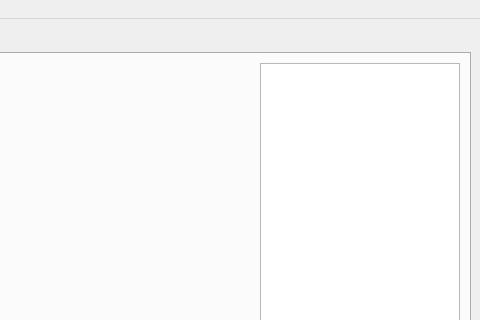
Qt form pygmin/gui/MainWindow.ui (pele-python/pele) before a commit; both pictures show x 359 to 839 and y 0 to 320 of the 839 by 623 pixel window.
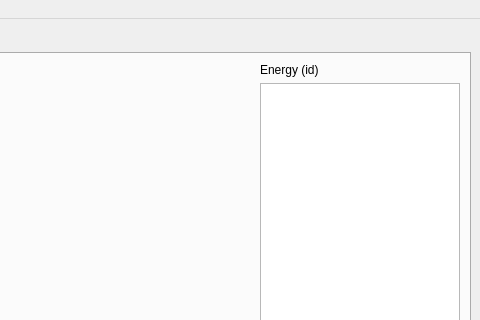
The same form after that commit. Custom widgets are drawn as their Qt base class.

Commit message: add label to gui basinhopping minima list

```diff
--- a/pygmin/gui/MainWindow.ui
+++ b/pygmin/gui/MainWindow.ui
@@ -45,6 +45,13 @@
           </item>
           <item>
            <layout class="QVBoxLayout" name="verticalLayout_3">
+            <item>
+             <widget class="QLabel" name="label_2">
+              <property name="text">
+               <string>Energy (id)</string>
+              </property>
+             </widget>
+            </item>
             <item>
              <widget class="QListWidget" name="listWidget">
               <property name="sizePolicy">
```
The commit also changes 1 other file.
